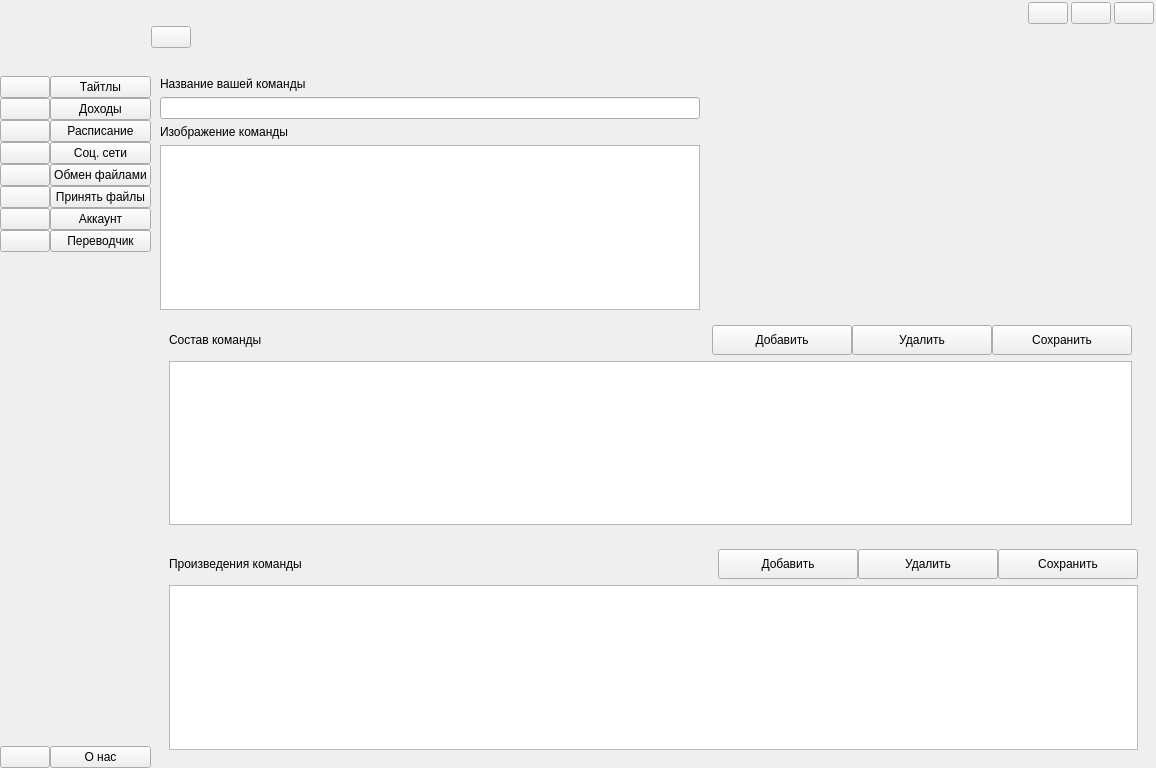
Old version of the form front/ui.ui in the repository Resmko99/Is-for-translator.
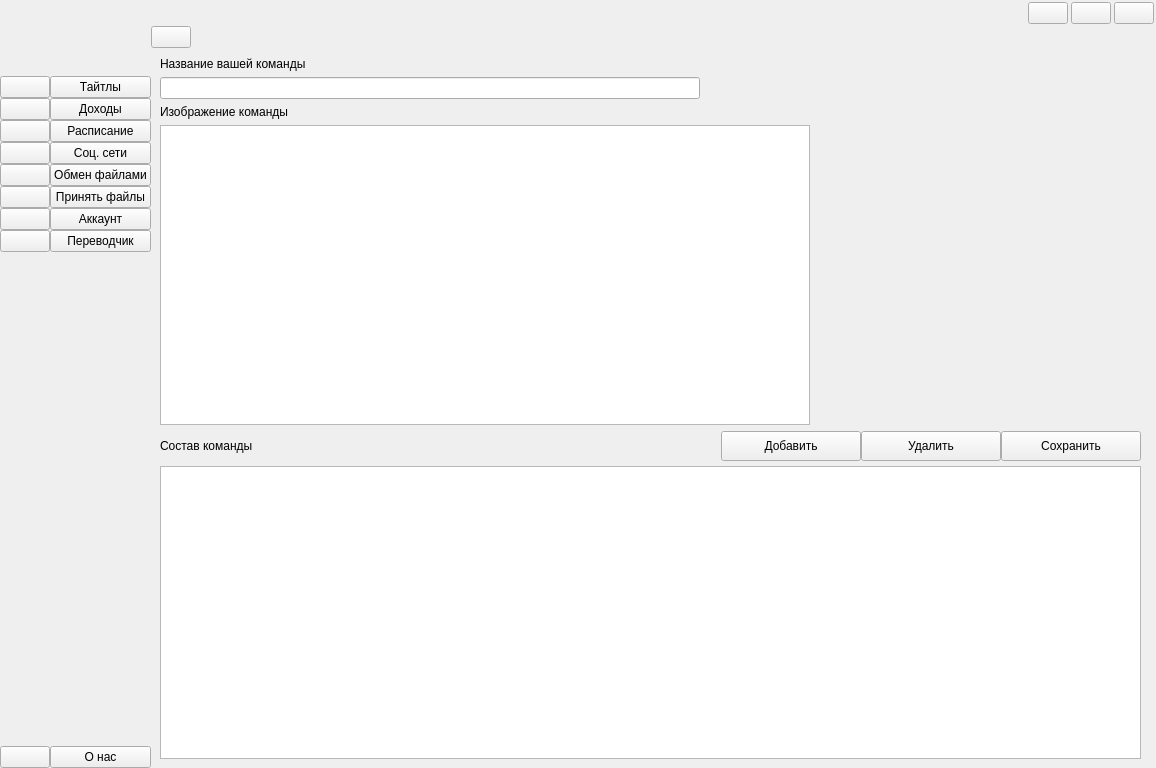
New version of the form. The open tabs and pages were chosen to show the change. Icons and pictures are not drawn.

The edit to the form file:
```diff
--- a/front/ui.ui
+++ b/front/ui.ui
@@ -3837,199 +3837,24 @@
           </widget>
           <widget class="QWidget" name="pageAccount">
            <layout class="QGridLayout" name="gridLayout_52">
-            <item row="9" column="0" colspan="2">
-             <widget class="QWidget" name="widget_34" native="true">
-              <layout class="QGridLayout" name="gridLayout_51">
-               <item row="0" column="0">
-                <widget class="QWidget" name="widget_35" native="true">
-                 <layout class="QHBoxLayout" name="horizontalLayout_26">
-                  <property name="spacing">
-                   <number>0</number>
-                  </property>
-                  <property name="leftMargin">
-                   <number>0</number>
-                  </property>
-                  <property name="topMargin">
-                   <number>0</number>
-                  </property>
-                  <property name="rightMargin">
-                   <number>0</number>
-                  </property>
-                  <property name="bottomMargin">
-                   <number>0</number>
-                  </property>
-                  <item>
-                   <widget class="QLabel" name="label_93">
-                    <property name="text">
-                     <string>Произведения команды</string>
-                    </property>
-                   </widget>
-                  </item>
-                  <item>
-                   <spacer name="horizontalSpacer_52">
-                    <property name="orientation">
-                     <enum>Qt::Horizontal</enum>
-                    </property>
-                    <property name="sizeHint" stdset="0">
-                     <size>
-                      <width>700</width>
-                      <height>20</height>
-                     </size>
-                    </property>
-                   </spacer>
-                  </item>
-                  <item>
-                   <widget class="QPushButton" name="addTitleTeamBtn">
-                    <property name="minimumSize">
-                     <size>
-                      <width>140</width>
-                      <height>30</height>
-                     </size>
-                    </property>
-                    <property name="maximumSize">
-                     <size>
-                      <width>140</width>
-                      <height>30</height>
-                     </size>
-                    </property>
-                    <property name="text">
-                     <string>Добавить</string>
-                    </property>
-                    <property name="icon">
-                     <iconset resource="resource.qrc">
-                      <normaloff>:/icon/icon/free-icon-add-7222864.png</normaloff>:/icon/icon/free-icon-add-7222864.png</iconset>
-                    </property>
-                    <property name="iconSize">
-                     <size>
-                      <width>20</width>
-                      <height>20</height>
-                     </size>
-                    </property>
-                   </widget>
-                  </item>
-                  <item>
-                   <widget class="QPushButton" name="deleteTitleTeamBtn">
-                    <property name="minimumSize">
-                     <size>
-                      <width>140</width>
-                      <height>30</height>
-                     </size>
-                    </property>
-                    <property name="maximumSize">
-                     <size>
-                      <width>140</width>
-                      <height>30</height>
-                     </size>
-                    </property>
-                    <property name="text">
-                     <string>Удалить</string>
-                    </property>
-                    <property name="icon">
-                     <iconset resource="resource.qrc">
-                      <normaloff>:/icon/icon/free-icon-minus-button-4315581 копия.png</normaloff>:/icon/icon/free-icon-minus-button-4315581 копия.png</iconset>
-                    </property>
-                    <property name="iconSize">
-                     <size>
-                      <width>20</width>
-                      <height>20</height>
-                     </size>
-                    </property>
-                   </widget>
-                  </item>
-                  <item>
-                   <widget class="QPushButton" name="saveTitleTeamBtn">
-                    <property name="minimumSize">
-                     <size>
-                      <width>140</width>
-                      <height>30</height>
-                     </size>
-                    </property>
-                    <property name="maximumSize">
-                     <size>
-                      <width>140</width>
-                      <height>30</height>
-                     </size>
-                    </property>
-                    <property name="text">
-                     <string>Сохранить</string>
-                    </property>
-                    <property name="icon">
-                     <iconset resource="resource.qrc">
-                      <normaloff>:/icon/icon/free-icon-check-mark-8370918.png</normaloff>:/icon/icon/free-icon-check-mark-8370918.png</iconset>
-                    </property>
-                    <property name="iconSize">
-                     <size>
-                      <width>20</width>
-                      <height>20</height>
-                     </size>
-                    </property>
-                   </widget>
-                  </item>
-                 </layout>
-                </widget>
-               </item>
-               <item row="1" column="0">
-                <widget class="QTableView" name="tableTitleAcc"/>
-               </item>
-              </layout>
-             </widget>
-            </item>
-            <item row="2" column="0" colspan="2">
-             <widget class="QLineEdit" name="nameCrewAcc">
-              <property name="minimumSize">
-               <size>
-                <width>540</width>
-                <height>0</height>
-               </size>
-              </property>
-              <property name="maximumSize">
-               <size>
-                <width>540</width>
-                <height>16777215</height>
-               </size>
-              </property>
-             </widget>
-            </item>
-            <item row="1" column="0">
-             <widget class="QLabel" name="label_91">
-              <property name="text">
-               <string>Название вашей команды</string>
-              </property>
-             </widget>
-            </item>
-            <item row="4" column="0" colspan="2">
-             <widget class="QTextEdit" name="imageCrewAcc">
-              <property name="minimumSize">
-               <size>
-                <width>540</width>
-                <height>0</height>
-               </size>
-              </property>
-              <property name="maximumSize">
-               <size>
-                <width>540</width>
-                <height>16777215</height>
-               </size>
-              </property>
-             </widget>
-            </item>
-            <item row="3" column="0">
-             <widget class="QLabel" name="label_92">
-              <property name="text">
-               <string>Изображение команды</string>
-              </property>
-             </widget>
-            </item>
-            <item row="0" column="0" colspan="2">
-             <widget class="QLabel" name="userNameAcc">
-              <property name="text">
-               <string/>
-              </property>
-             </widget>
-            </item>
-            <item row="6" column="0">
+            <item row="5" column="0">
              <widget class="QWidget" name="widget_32" native="true">
               <layout class="QGridLayout" name="gridLayout_7">
+               <property name="leftMargin">
+                <number>0</number>
+               </property>
+               <property name="topMargin">
+                <number>0</number>
+               </property>
+               <property name="rightMargin">
+                <number>0</number>
+               </property>
+               <property name="bottomMargin">
+                <number>0</number>
+               </property>
+               <property name="spacing">
+                <number>0</number>
+               </property>
                <item row="1" column="0">
                 <widget class="QWidget" name="widget_33" native="true">
                  <layout class="QHBoxLayout" name="horizontalLayout_25">
@@ -4046,7 +3871,7 @@
                    <number>0</number>
                   </property>
                   <property name="bottomMargin">
-                   <number>0</number>
+                   <number>5</number>
                   </property>
                   <item>
                    <widget class="QLabel" name="label_8">
@@ -4164,6 +3989,52 @@
               </layout>
              </widget>
             </item>
+            <item row="0" column="0">
+             <widget class="QLabel" name="label_91">
+              <property name="text">
+               <string>Название вашей команды</string>
+              </property>
+             </widget>
+            </item>
+            <item row="3" column="0" colspan="2">
+             <widget class="QTextEdit" name="imageCrewAcc">
+              <property name="minimumSize">
+               <size>
+                <width>650</width>
+                <height>300</height>
+               </size>
+              </property>
+              <property name="maximumSize">
+               <size>
+                <width>650</width>
+                <height>300</height>
+               </size>
+              </property>
+             </widget>
+            </item>
+            <item row="2" column="0">
+             <widget class="QLabel" name="label_92">
+              <property name="text">
+               <string>Изображение команды</string>
+              </property>
+             </widget>
+            </item>
+            <item row="1" column="0" colspan="2">
+             <widget class="QLineEdit" name="nameCrewAcc">
+              <property name="minimumSize">
+               <size>
+                <width>540</width>
+                <height>0</height>
+               </size>
+              </property>
+              <property name="maximumSize">
+               <size>
+                <width>540</width>
+                <height>16777215</height>
+               </size>
+              </property>
+             </widget>
+            </item>
            </layout>
           </widget>
           <widget class="QWidget" name="pageAddTask">
```
Left out of the diff: 362 changed lines with no effect on the pictures.
